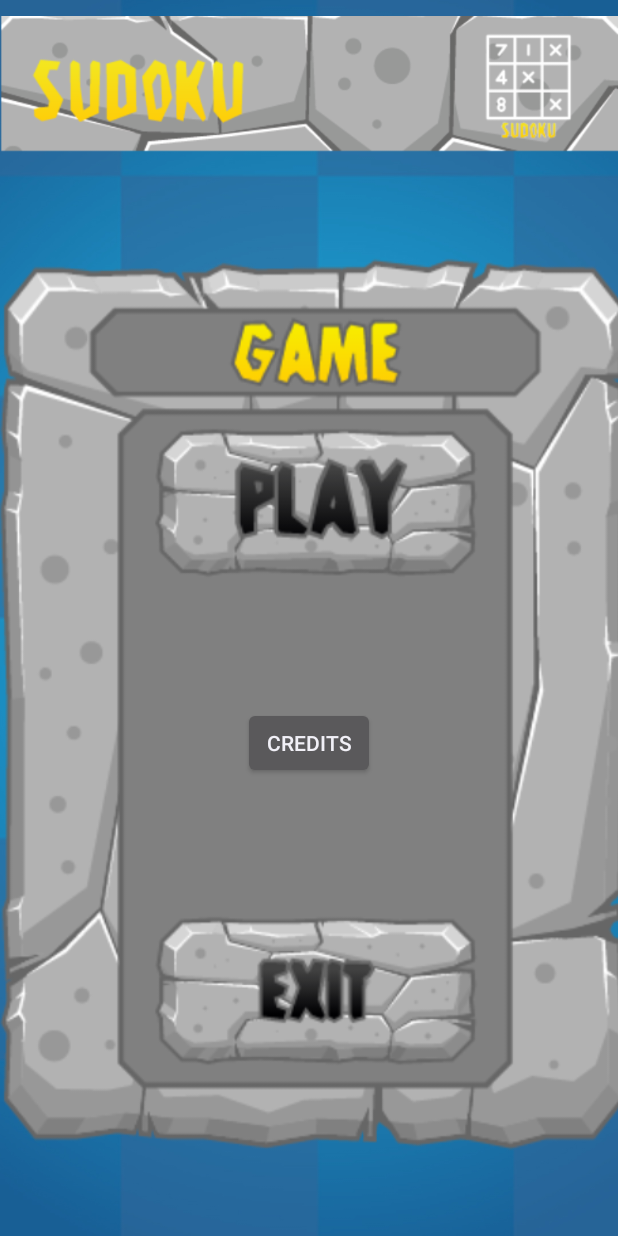
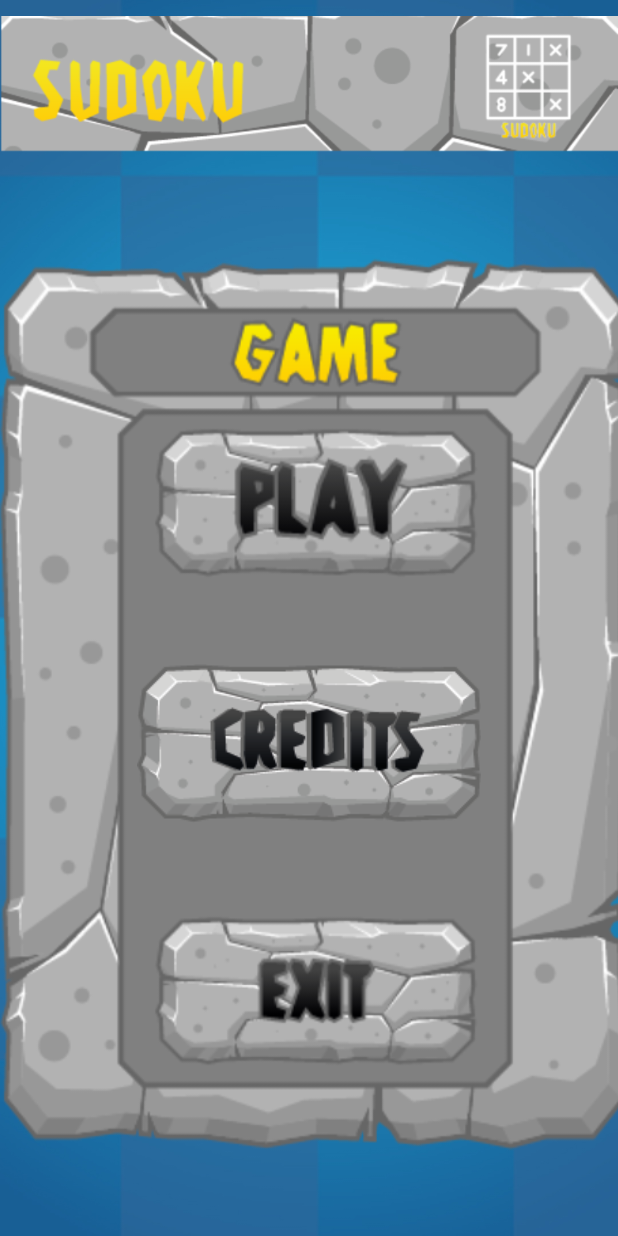
Before and after one commit to darango401/juego2, an Android app: the MenuActivity screen opened directly, with no data from a screen before it, on a phone screen of 412 x 824 dp. Run offline under Robolectric (Android 15) with nearby library versions, the phone set to English and light mode, and no system bars; Roboto replaces fonts that are not available here.

Commit message:
Commit: Credits ok
Commit: Credits ok

```diff
--- a/app/src/main/res/layout/activity_menu.xml
+++ b/app/src/main/res/layout/activity_menu.xml
@@ -59,7 +59,7 @@
         android:id="@+id/Credits"
         android:layout_width="wrap_content"
         android:layout_height="wrap_content"
-        android:text="Credits"
+        android:background="@drawable/creditos"
         app:layout_constraintBottom_toTopOf="@+id/buttonSalir"
         app:layout_constraintEnd_toEndOf="parent"
         app:layout_constraintStart_toStartOf="parent"
```
Also changed, not shown: app/src/main/res/drawable/creditos.png (added).
